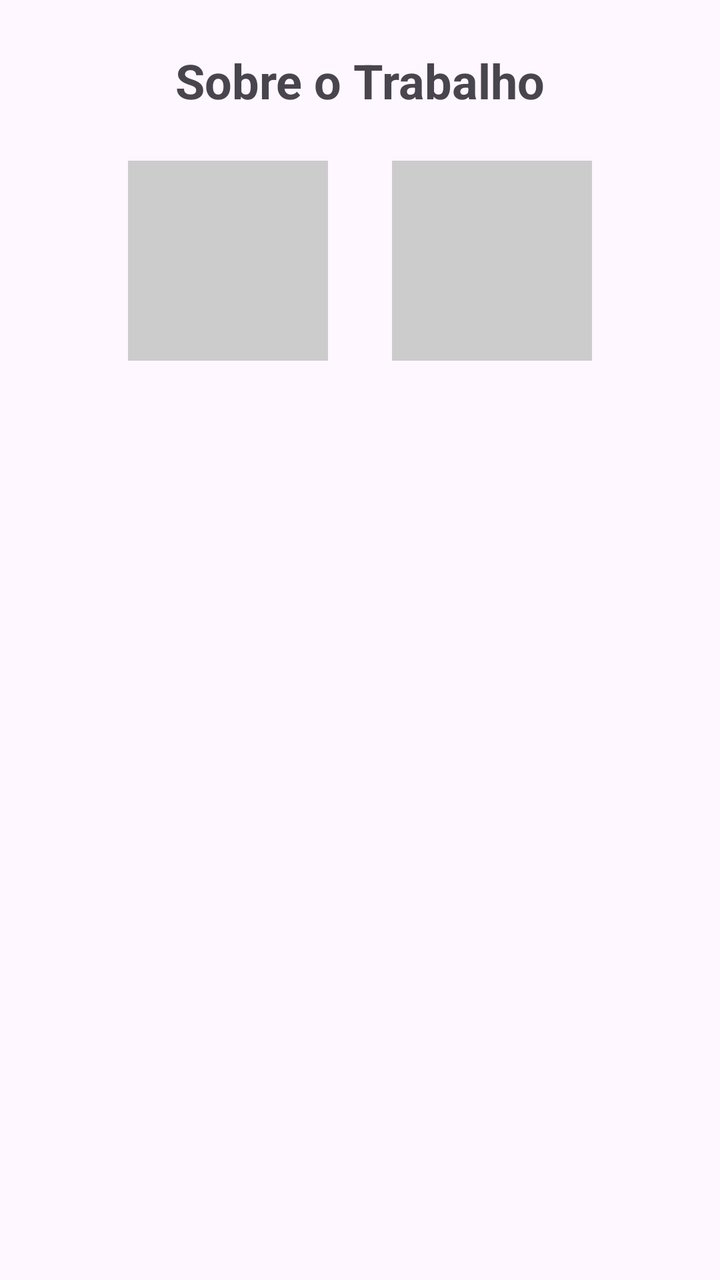
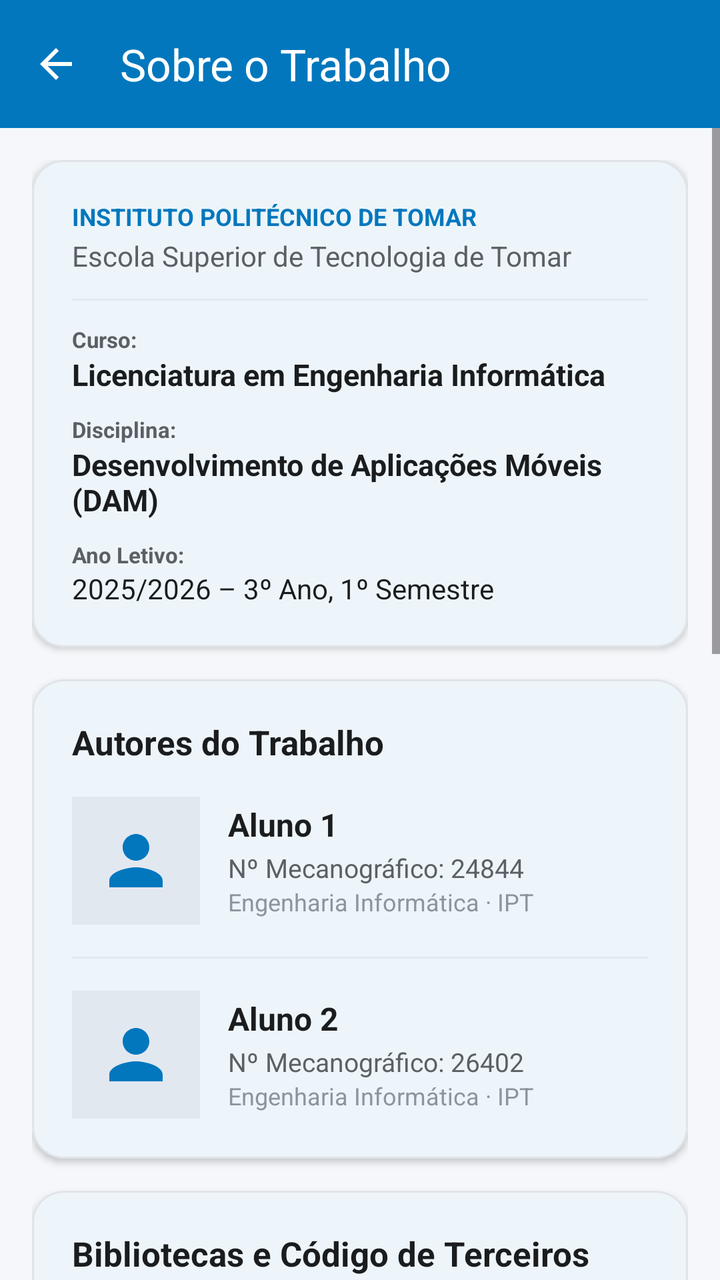

Compare the two renders of this Android layout. The source of the first and the diff that turns it into the second are given below.
<!-- AndroidManifest.xml: application theme Theme.UrbanAudit -->
<!-- res/layout/activity_sobre.xml -->
<?xml version="1.0" encoding="utf-8"?>
<ScrollView xmlns:android="http://schemas.android.com/apk/res/android"
    android:layout_width="match_parent"
    android:layout_height="match_parent"
    android:fillViewport="true">

    <LinearLayout
        android:layout_width="match_parent"
        android:layout_height="wrap_content"
        android:orientation="vertical"
        android:padding="24dp"
        android:gravity="center_horizontal">

        <TextView
            android:layout_width="wrap_content"
            android:layout_height="wrap_content"
            android:text="Sobre o Trabalho"
            android:textSize="24sp"
            android:textStyle="bold"
            android:layout_marginBottom="24dp" />

        
        <LinearLayout
            android:layout_width="match_parent"
            android:layout_height="wrap_content"
            android:orientation="horizontal"
            android:gravity="center"
            android:layout_marginBottom="24dp">

            <ImageView
                android:id="@+id/ivAutor1"
                android:layout_width="100dp"
                android:layout_height="100dp"
                android:layout_marginEnd="16dp"
                android:background="#CCCCCC"
                android:contentDescription="Foto Autor 1" />

            <ImageView
                android:id="@+id/ivAutor2"
                android:layout_width="100dp"
                android:layout_height="100dp"
                android:layout_marginStart="16dp"
                android:background="#CCCCCC"
                android:contentDescription="Foto Autor 2" />
        </LinearLayout>

        <TextView
            android:id="@+id/tvInfo"
            android:layout_width="match_parent"
            android:layout_height="wrap_content"
            android:textSize="16sp"
            android:lineSpacingExtra="4dp" />

    </LinearLayout>
</ScrollView>
<!-- resources referenced by this layout -->
<resources>
  <style name="Theme.UrbanAudit" parent="Base.Theme.UrbanAudit" />
  <style name="Base.Theme.UrbanAudit" parent="Theme.Material3.DayNight.NoActionBar">
          
          
      </style>
</resources>

<!-- the commit's change to res/layout/activity_sobre.xml (unified diff, before → after) -->
@@ -1,55 +1,389 @@
 <?xml version="1.0" encoding="utf-8"?>
-<ScrollView xmlns:android="http://schemas.android.com/apk/res/android"
+<androidx.coordinatorlayout.widget.CoordinatorLayout xmlns:android="http://schemas.android.com/apk/res/android"
+    xmlns:app="http://schemas.android.com/apk/res-auto"
     android:layout_width="match_parent"
     android:layout_height="match_parent"
-    android:fillViewport="true">
-
-    <LinearLayout
+    android:background="@color/background_light">
+
+    <com.google.android.material.appbar.AppBarLayout
         android:layout_width="match_parent"
         android:layout_height="wrap_content"
-        android:orientation="vertical"
-        android:padding="24dp"
-        android:gravity="center_horizontal">
-
-        <TextView
-            android:layout_width="wrap_content"
-            android:layout_height="wrap_content"
-            android:text="Sobre o Trabalho"
-            android:textSize="24sp"
-            android:textStyle="bold"
-            android:layout_marginBottom="24dp" />
-
-        
+        android:fitsSystemWindows="true"
+        android:background="@color/primary">
+
+        <com.google.android.material.appbar.MaterialToolbar
+            android:id="@+id/toolbarSobre"
+            android:layout_width="match_parent"
+            android:layout_height="?attr/actionBarSize"
+            app:title="@string/sobre_titulo"
+            app:titleTextColor="@color/white"
+            app:navigationIcon="@drawable/ic_arrow_back"
+            app:navigationIconTint="@color/white" />
+
+    </com.google.android.material.appbar.AppBarLayout>
+
+    <ScrollView
+        android:layout_width="match_parent"
+        android:layout_height="match_parent"
+        android:fillViewport="true"
+        app:layout_behavior="@string/appbar_scrolling_view_behavior">
+
         <LinearLayout
             android:layout_width="match_parent"
             android:layout_height="wrap_content"
-            android:orientation="horizontal"
-            android:gravity="center"
-            android:layout_marginBottom="24dp">
-
-            <ImageView
-                android:id="@+id/ivAutor1"
-                android:layout_width="100dp"
-                android:layout_height="100dp"
-                android:layout_marginEnd="16dp"
-                android:background="#CCCCCC"
-                android:contentDescription="Foto Autor 1" />
-
-            <ImageView
-                android:id="@+id/ivAutor2"
-                android:layout_width="100dp"
-                android:layout_height="100dp"
-                android:layout_marginStart="16dp"
-                android:background="#CCCCCC"
-                android:contentDescription="Foto Autor 2" />
+            android:orientation="vertical"
+            android:padding="16dp">
+
+            
+            <com.google.android.material.card.MaterialCardView
+                android:layout_width="match_parent"
+                android:layout_height="wrap_content"
+                app:cardCornerRadius="16dp"
+                app:cardElevation="2dp"
+                app:strokeWidth="1dp"
+                app:strokeColor="@color/surface_border"
+                app:cardBackgroundColor="@color/surface_card"
+                android:layout_marginBottom="16dp">
+
+                <LinearLayout
+                    android:layout_width="match_parent"
+                    android:layout_height="wrap_content"
+                    android:orientation="vertical"
+                    android:padding="20dp">
+
+                    <TextView
+                        android:layout_width="wrap_content"
+                        android:layout_height="wrap_content"
+                        android:text="INSTITUTO POLITÉCNICO DE TOMAR"
+                        android:textSize="12sp"
+                        android:textStyle="bold"
+                        android:textColor="@color/primary" />
+
+                    <TextView
+                        android:layout_width="wrap_content"
+                        android:layout_height="wrap_content"
+                        android:text="Escola Superior de Tecnologia de Tomar"
+                        android:textSize="14sp"
+                        android:textColor="@color/text_secondary"
+                        android:layout_marginTop="2dp" />
+
+                    <View
+                        android:layout_width="match_parent"
+                        android:layout_height="1dp"
+                        android:background="@color/divider"
+                        android:layout_marginVertical="12dp" />
+
+                    <TextView
+                        android:layout_width="wrap_content"
+                        android:layout_height="wrap_content"
+                        android:text="Curso:"
+                        android:textSize="11sp"
+                        android:textStyle="bold"
+                        android:textColor="@color/text_secondary" />
+
+                    <TextView
+                        android:layout_width="wrap_content"
+                        android:layout_height="wrap_content"
+                        android:text="Licenciatura em Engenharia Informática"
+                        android:textSize="15sp"
+                        android:textStyle="bold"
+                        android:textColor="@color/text_primary"
+                        android:layout_marginBottom="10dp" />
+
+                    <TextView
+                        android:layout_width="wrap_content"
+                        android:layout_height="wrap_content"
+                        android:text="Disciplina:"
+                        android:textSize="11sp"
+                        android:textStyle="bold"
+                        android:textColor="@color/text_secondary" />
+
+                    <TextView
+                        android:layout_width="wrap_content"
+                        android:layout_height="wrap_content"
+                        android:text="Desenvolvimento de Aplicações Móveis (DAM)"
+                        android:textSize="15sp"
+                        android:textStyle="bold"
+                        android:textColor="@color/text_primary"
+                        android:layout_marginBottom="10dp" />
+
+                    <TextView
+                        android:layout_width="wrap_content"
+                        android:layout_height="wrap_content"
+                        android:text="Ano Letivo:"
+                        android:textSize="11sp"
+                        android:textStyle="bold"
+                        android:textColor="@color/text_secondary" />
+
+                    <TextView
+                        android:layout_width="wrap_content"
+                        android:layout_height="wrap_content"
+                        android:text="2025/2026 – 3º Ano, 1º Semestre"
+                        android:textSize="14sp"
+                        android:textColor="@color/text_primary" />
+
+                </LinearLayout>
+            </com.google.android.material.card.MaterialCardView>
+
+            
+            <com.google.android.material.card.MaterialCardView
+                android:layout_width="match_parent"
+                android:layout_height="wrap_content"
+                app:cardCornerRadius="16dp"
+                app:cardElevation="2dp"
+                app:strokeWidth="1dp"
+                app:strokeColor="@color/surface_border"
+                app:cardBackgroundColor="@color/surface_card"
+                android:layout_marginBottom="16dp">
+
+                <LinearLayout
+                    android:layout_width="match_parent"
+                    android:layout_height="wrap_content"
+                    android:orientation="vertical"
+                    android:padding="20dp">
+
+                    <TextView
+                        android:layout_width="wrap_content"
+                        android:layout_height="wrap_content"
+                        android:text="Autores do Trabalho"
+                        android:textSize="17sp"
+                        android:textStyle="bold"
+                        android:textColor="@color/text_primary"
+                        android:layout_marginBottom="16dp" />
+
+                    
+                    <LinearLayout
+                        android:layout_width="match_parent"
+                        android:layout_height="wrap_content"
+                        android:orientation="horizontal"
+                        android:gravity="center_vertical"
+                        android:layout_marginBottom="16dp">
+
+                        <ImageView
+                            android:id="@+id/ivFotoAutor1"
+                            android:layout_width="64dp"
+                            android:layout_height="64dp"
+                            android:src="@drawable/ic_person"
+                            android:background="#E2E8F0"
+                            android:padding="12dp"
+                            app:tint="@color/primary"
+                            android:contentDescription="Fotografia do Autor 1" />
+
+                        <LinearLayout
+                            android:layout_width="match_parent"
+                            android:layout_height="wrap_content"
+                            android:orientation="vertical"
+                            android:layout_marginStart="14dp">
+
+                            <TextView
+                                android:layout_width="wrap_content"
+                                android:layout_height="wrap_content"
+                                android:text="Aluno 1"
+                                android:textSize="16sp"
+                                android:textStyle="bold"
+                                android:textColor="@color/text_primary" />
+
+                            <TextView
+                                android:layout_width="wrap_content"
+                                android:layout_height="wrap_content"
+                                android:text="Nº Mecanográfico: 24844"
+                                android:textSize="13sp"
+                                android:textColor="@color/text_secondary"
+                                android:layout_marginTop="2dp" />
+
+                            <TextView
+                                android:layout_width="wrap_content"
+                                android:layout_height="wrap_content"
+                                android:text="Engenharia Informática · IPT"
+                                android:textSize="12sp"
+                                android:textColor="@color/text_hint" />
+                        </LinearLayout>
+                    </LinearLayout>
+
+                    <View
+                        android:layout_width="match_parent"
+                        android:layout_height="1dp"
+                        android:background="@color/divider"
+                        android:layout_marginBottom="16dp" />
+
+                    
+                    <LinearLayout
+                        android:layout_width="match_parent"
+                        android:layout_height="wrap_content"
+                        android:orientation="horizontal"
+                        android:gravity="center_vertical">
+
+                        <ImageView
+                            android:id="@+id/ivFotoAutor2"
+                            android:layout_width="64dp"
+                            android:layout_height="64dp"
+                            android:src="@drawable/ic_person"
+                            android:background="#E2E8F0"
+                            android:padding="12dp"
+                            app:tint="@color/primary"
+                            android:contentDescription="Fotografia do Autor 2" />
+
+                        <LinearLayout
+                            android:layout_width="match_parent"
+                            android:layout_height="wrap_content"
+                            android:orientation="vertical"
+                            android:layout_marginStart="14dp">
+
+                            <TextView
+                                android:layout_width="wrap_content"
+                                android:layout_height="wrap_content"
+                                android:text="Aluno 2"
+                                android:textSize="16sp"
+                                android:textStyle="bold"
+                                android:textColor="@color/text_primary" />
+
+                            <TextView
+                                android:layout_width="wrap_content"
+                                android:layout_height="wrap_content"
+                                android:text="Nº Mecanográfico: 26402"
+                                android:textSize="13sp"
+                                android:textColor="@color/text_secondary"
+                                android:layout_marginTop="2dp" />
+
+                            <TextView
+                                android:layout_width="wrap_content"
+                                android:layout_height="wrap_content"
+                                android:text="Engenharia Informática · IPT"
+                                android:textSize="12sp"
+                                android:textColor="@color/text_hint" />
+                        </LinearLayout>
+                    </LinearLayout>
+
+                </LinearLayout>
+            </com.google.android.material.card.MaterialCardView>
+
+            
+            <com.google.android.material.card.MaterialCardView
+                android:layout_width="match_parent"
+                android:layout_height="wrap_content"
+                app:cardCornerRadius="16dp"
+                app:cardElevation="2dp"
+                app:strokeWidth="1dp"
+                app:strokeColor="@color/surface_border"
+                app:cardBackgroundColor="@color/surface_card"
+                android:layout_marginBottom="24dp">
+
+                <LinearLayout
+                    android:layout_width="match_parent"
+                    android:layout_height="wrap_content"
+                    android:orientation="vertical"
+                    android:padding="20dp">
+
+                    <TextView
+                        android:layout_width="wrap_content"
+                        android:layout_height="wrap_content"
+                        android:text="Bibliotecas e Código de Terceiros"
+                        android:textSize="17sp"
+                        android:textStyle="bold"
+                        android:textColor="@color/text_primary"
+                        android:layout_marginBottom="4dp" />
+
+                    <TextView
+                        android:layout_width="wrap_content"
+                        android:layout_height="wrap_content"
+                        android:text="Cumprimento da exigência de citação e justificação técnica do guião:"
+                        android:textSize="12sp"
+                        android:textColor="@color/text_secondary"
+                        android:layout_marginBottom="16dp" />
+
+                    
+                    <TextView
+                        android:layout_width="wrap_content"
+                        android:layout_height="wrap_content"
+                        android:text="1. AndroidX Room Database"
+                        android:textSize="14sp"
+                        android:textStyle="bold"
+                        android:textColor="@color/primary" />
+
+                    <TextView
+                        android:layout_width="wrap_content"
+                        android:layout_height="wrap_content"
+                        android:text="• Origem: androidx.room (Google Maven / Jetpack)\n• Justificação: Biblioteca de persistência orientada a objetos sobre SQLite nativo, garantindo integridade referencial, consultas tipificadas em tempo de compilação e funcionamento offline."
+                        android:textSize="12sp"
+                        android:textColor="@color/text_primary"
+                        android:lineSpacingExtra="2dp"
+                        android:layout_marginBottom="12dp" />
+
+                    
+                    <TextView
+                        android:layout_width="wrap_content"
+                        android:layout_height="wrap_content"
+                        android:text="2. Google Play Services Location"
+                        android:textSize="14sp"
+                        android:textStyle="bold"
+                        android:textColor="@color/primary" />
+
+                    <TextView
+                        android:layout_width="wrap_content"
+                        android:layout_height="wrap_content"
+                        android:text="• Origem: com.google.android.gms:play-services-location\n• Justificação: Utilização do sensor de hardware GPS através do FusedLocationProviderClient para capturar coordenadas geográficas exatas no momento da ocorrência com otimização de bateria."
+                        android:textSize="12sp"
+                        android:textColor="@color/text_primary"
+                        android:lineSpacingExtra="2dp"
+                        android:layout_marginBottom="12dp" />
+
+                    
+                    <TextView
+                        android:layout_width="wrap_content"
+                        android:layout_height="wrap_content"
+                        android:text="3. Google Material Design Components"
+                        android:textSize="14sp"
+                        android:textStyle="bold"
+                        android:textColor="@color/primary" />
+
+                    <TextView
+                        android:layout_width="wrap_content"
+                        android:layout_height="wrap_content"
+                        android:text="• Origem: com.google.android.material:material\n• Justificação: Construção de uma interface gráfica atrativa, ergonómica e intuitiva de acordo com as diretrizes do Material Design 3 (cartões, chips, caixas de diálogo e botões flutuantes)."
+                        android:textSize="12sp"
+                        android:textColor="@color/text_primary"
+                        android:lineSpacingExtra="2dp"
+                        android:layout_marginBottom="12dp" />
+
+                    
+                    <TextView
+                        android:layout_width="wrap_content"
+                        android:layout_height="wrap_content"
+                        android:text="4. Square Retrofit 2 &amp; Gson"
+                        android:textSize="14sp"
+                        android:textStyle="bold"
+                        android:textColor="@color/primary" />
+
+                    <TextView
+                        android:layout_width="wrap_content"
+                        android:layout_height="wrap_content"
+                        android:text="• Origem: com.squareup.retrofit2:retrofit / converter-gson (Square Open Source)\n• Justificação: Cliente HTTP tipificado para comunicação com APIs REST. O código encontra-se integrado e estruturado para sincronização com o serviço remoto assim que solicitado."
+                        android:textSize="12sp"
+                        android:textColor="@color/text_primary"
+                        android:lineSpacingExtra="2dp"
+                        android:layout_marginBottom="12dp" />
+
+                    
+                    <TextView
+                        android:layout_width="wrap_content"
+                        android:layout_height="wrap_content"
+                        android:text="5. AndroidX FileProvider"
+                        android:textSize="14sp"
+                        android:textStyle="bold"
+                        android:textColor="@color/primary" />
+
+                    <TextView
+                        android:layout_width="wrap_content"
+                        android:layout_height="wrap_content"
+                        android:text="• Origem: androidx.core.content.FileProvider\n• Justificação: Partilha segura de ficheiros com a aplicação nativa de câmara fotográfica através de content:// URIs, evitando a exposição insegura de file:// em versões recentes do Android."
+                        android:textSize="12sp"
+                        android:textColor="@color/text_primary"
+                        android:lineSpacingExtra="2dp" />
+
+                </LinearLayout>
+            </com.google.android.material.card.MaterialCardView>
+
         </LinearLayout>
-
-        <TextView
-            android:id="@+id/tvInfo"
-            android:layout_width="match_parent"
-            android:layout_height="wrap_content"
-            android:textSize="16sp"
-            android:lineSpacingExtra="4dp" />
-
-    </LinearLayout>
-</ScrollView>
+    </ScrollView>
+
+</androidx.coordinatorlayout.widget.CoordinatorLayout>
<!-- resource entries referenced after the edit -->
@@ -1,9 +1,52 @@
 <!-- resources referenced by this layout -->
 <resources>
+  <color name="background_light">#F5F7FA</color>
+  <color name="divider">#E2E8F0</color>
+  <color name="primary">#0277BD</color>
+  <color name="surface_border">#E0E4E8</color>
+  <color name="surface_card">#FFFFFF</color>
+  <color name="text_hint">#8D949B</color>
+  <color name="text_primary">#1A1C1E</color>
+  <color name="text_secondary">#5A6065</color>
+  <color name="white">#FFFFFFFF</color>
+  <!-- drawable ic_arrow_back (drawable) -->
+  <vector xmlns:android="http://schemas.android.com/apk/res/android"
+      android:width="24dp"
+      android:height="24dp"
+      android:viewportWidth="24"
+      android:viewportHeight="24">
+      <path
+          android:fillColor="#FFFFFFFF"
+          android:pathData="M20,11H7.83l5.59,-5.59L12,4l-8,8 8,8 1.41,-1.41L7.83,13H20v-2z" />
+  </vector>
+  <!-- drawable ic_person (drawable) -->
+  <vector xmlns:android="http://schemas.android.com/apk/res/android"
+      android:width="24dp"
+      android:height="24dp"
+      android:viewportWidth="24"
+      android:viewportHeight="24">
+      <path
+          android:fillColor="#FF5A6065"
+          android:pathData="M12,12c2.21,0 4,-1.79 4,-4s-1.79,-4 -4,-4 -4,1.79 -4,4 1.79,4 4,4zm0,2c-2.67,0 -8,1.34 -8,4v2h16v-2c0,-2.66 -5.33,-4 -8,-4z" />
+  </vector>
+  <string name="sobre_titulo">Sobre o Trabalho</string>
   <style name="Theme.UrbanAudit" parent="Base.Theme.UrbanAudit" />
   <style name="Base.Theme.UrbanAudit" parent="Theme.Material3.DayNight.NoActionBar">
-          
-          
+          <item name="colorPrimary">@color/primary</item>
+          <item name="colorOnPrimary">@color/on_primary</item>
+          <item name="colorPrimaryContainer">#E1F5FE</item>
+          <item name="colorOnPrimaryContainer">#01579B</item>
+          <item name="colorSecondary">@color/secondary</item>
+          <item name="colorOnSecondary">@color/on_secondary</item>
+          <item name="android:colorBackground">@color/background_light</item>
+          <item name="colorSurface">@color/surface_card</item>
+          <item name="colorError">@color/red_error</item>
+          <item name="android:statusBarColor">@color/primary</item>
+          <item name="android:windowLightStatusBar">false</item>
       </style>
+  <color name="on_primary">#FFFFFF</color>
+  <color name="secondary">#00897B</color>
+  <color name="on_secondary">#FFFFFF</color>
+  <color name="red_error">#BA1A1A</color>
 </resources>
 
